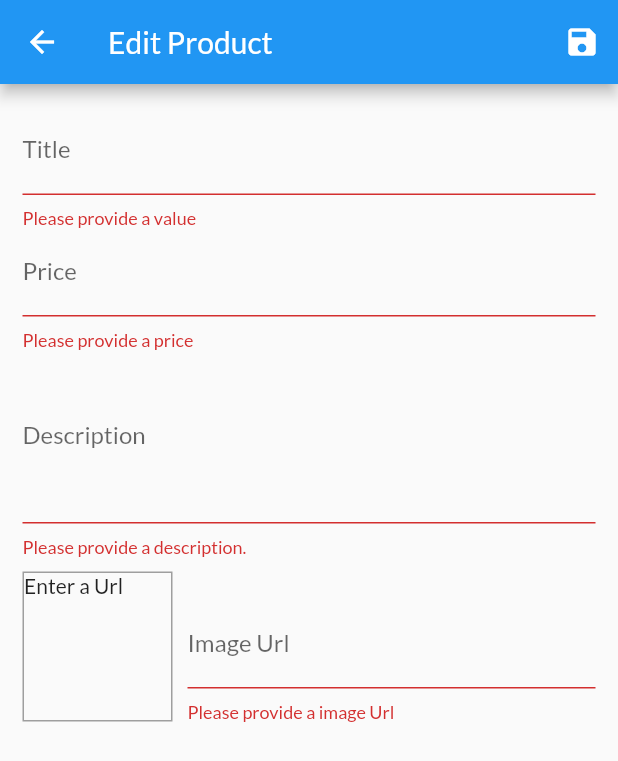
After one commit to FreeFire101/ShopApp, a Flutter app: the EditProductScreen screen opened by its route, after a tap on the "save" icon, on a phone screen of 412 x 824 dp. The commit adds this screen. Shown: the top 761 px of the screen. Run offline on Flutter 3.47's test engine with Material 2 defaults, Android fonts, the phone set to English and light mode, and no system bars; network calls fail.

Commit message:
working with user input and forms complete

```diff
--- a/lib/main.dart
+++ b/lib/main.dart
@@ -1,5 +1,7 @@
 import 'package:flutter/material.dart';
 import 'package:provider/provider.dart';
+import './screens/edit_product_screen.dart';
+import './screens/user_products_screen.dart';
 import './providers/orders.dart';
 import './screens/cart_screen.dart';
 import './screens/products_overview_screen.dart';
@@ -41,6 +43,8 @@ class MyApp extends StatelessWidget {
           ProductDetailScreen.routeName: (ctx) => ProductDetailScreen(),
           CartScreen.routeName: (ctx) => CartScreen(),
           OrdersScreen.routeName: (ctx) => OrdersScreen(),
+          UserProductsScreen.routeName: (ctx) => UserProductsScreen(),
+          EditProductScreen.routeName: (ctx) => EditProductScreen(),
         },
       ),
     );
--- a/lib/providers/products_provider.dart
+++ b/lib/providers/products_provider.dart
@@ -68,8 +68,35 @@ class Products with ChangeNotifier {
   //   notifyListeners();
   // }
 
-  void addProduct() {
+  void addProduct(Product product) {
     // _items.add(value);
+
+    final newProduct = Product(
+      title: product.title,
+      description: product.description,
+      price: product.price,
+      imageUrl: product.imageUrl,
+      id: DateTime.now().toString(),
+    );
+    _items.add(newProduct);
+    //to add the product at the start of the list
+    // _items.insert(0, newProduct);
+
+    notifyListeners();
+  }
+
+  void updateProduct(String id, Product newProduct) {
+    final prodIndex = _items.indexWhere((prod) => prod.id == id);
+    if (prodIndex >= 0) {
+      _items[prodIndex] = newProduct;
+      notifyListeners();
+    } else {
+      print('...');
+    }
+  }
+
+  void deleteProduct(String id) {
+    _items.removeWhere((prod) => prod.id == id);
     notifyListeners();
   }
 }
--- /dev/null
+++ b/lib/screens/edit_product_screen.dart
@@ -0,0 +1,286 @@
+import 'package:flutter/material.dart';
+import 'package:provider/provider.dart';
+import 'package:shop_app/models/product.dart';
+import '../providers/products_provider.dart';
+
+class EditProductScreen extends StatefulWidget {
+  static const routeName = '/edit-product';
+  @override
+  _EditProductScreenState createState() => _EditProductScreenState();
+}
+
+class _EditProductScreenState extends State<EditProductScreen> {
+  final _priceFocusNode = FocusNode();
+  final _descriptionFocusNode = FocusNode();
+  final _imageUrlController = TextEditingController();
+  final _imageUrlFocusNode = FocusNode();
+  final _form = GlobalKey<FormState>();
+  var _editedProduct = Product(
+    id: null,
+    title: '',
+    price: 0,
+    description: '',
+    imageUrl: '',
+  );
+  var _initValues = {
+    'title': '',
+    'description': '',
+    'price': '',
+    'imageUrl': '',
+  };
+
+  var _isInit = true;
+
+  // using listner to listen the focusNode of imageUrl when focus is else where
+  @override
+  void initState() {
+    _imageUrlFocusNode.addListener(_updateImageUrl);
+    super.initState();
+  }
+
+  @override
+  void didChangeDependencies() {
+    if (_isInit) {
+      final productId = ModalRoute.of(context).settings.arguments as String;
+      if (productId != null) {
+        _editedProduct =
+            Provider.of<Products>(context, listen: false).findById(productId);
+        _initValues = {
+          'title': _editedProduct.title,
+          'description': _editedProduct.description,
+          'price': _editedProduct.price.toString(),
+          // 'imageUrl': _editedProduct.imageUrl, // instead of this do
+          'imageUrl': '',
+        };
+        //and do
+        _imageUrlController.text = _editedProduct.imageUrl;
+      }
+    }
+    _isInit = false;
+    super.didChangeDependencies();
+  }
+
+  // Need to dispose focus node because they can take memory even when you go to next/previous page
+  // It can lead to memory leak if not disposed
+  @override
+  void dispose() {
+    _imageUrlFocusNode.removeListener(_updateImageUrl);
+    _priceFocusNode.dispose();
+    _descriptionFocusNode.dispose();
+    _imageUrlController.dispose();
+    _imageUrlFocusNode.dispose();
+    super.dispose();
+  }
+
+  void _updateImageUrl() {
+    if (!_imageUrlFocusNode.hasFocus) {
+      if ((!_imageUrlController.text.startsWith('http') &&
+          !_imageUrlController.text.startsWith('https'))) {
+        return;
+      }
+
+      setState(() {});
+    }
+  }
+
+  //method for saving the form
+  void _saveForm() {
+    final isValid = _form.currentState.validate();
+    if (!isValid) {
+      return;
+    }
+    _form.currentState.save();
+    // print(_editedProduct.title);
+    // print(_editedProduct.price);
+    // print(_editedProduct.description);
+    // print(_editedProduct.imageUrl);
+
+    //saving edited product as edited product instead of new product..
+    if (_editedProduct.id != null) {
+      Provider.of<Products>(context, listen: false)
+          .updateProduct(_editedProduct.id, _editedProduct);
+    } else {
+      //add the new product....
+      Provider.of<Products>(context, listen: false).addProduct(_editedProduct);
+    }
+    Navigator.of(context).pop();
+  }
+
+  @override
+  Widget build(BuildContext context) {
+    return Scaffold(
+      appBar: AppBar(
+        title: Text('Edit Product'),
+        actions: [
+          IconButton(
+            icon: Icon(Icons.save),
+            onPressed: _saveForm,
+          ),
+        ],
+      ),
+      body: Padding(
+        padding: const EdgeInsets.all(15.0),
+        child: Form(
+          key: _form,
+          //Instead of list view we can use
+          //  SingleChildScrollView(
+          //  child: Column(),
+          // ),
+          // for better behavious and safe code..
+
+          child: ListView(
+            children: <Widget>[
+              TextFormField(
+                initialValue: _initValues['title'],
+                decoration: InputDecoration(
+                  labelText: 'Title',
+                ),
+                textInputAction: TextInputAction.next,
+                onFieldSubmitted: (value) {
+                  FocusScope.of(context).requestFocus(_priceFocusNode);
+                },
+                validator: (value) {
+                  if (value.isEmpty) {
+                    return 'Please provide a value';
+                  }
+                  return null;
+                },
+                onSaved: (value) {
+                  _editedProduct = Product(
+                    title: value,
+                    price: _editedProduct.price,
+                    description: _editedProduct.description,
+                    imageUrl: _editedProduct.imageUrl,
+                    id: _editedProduct.id,
+                    isFavorite: _editedProduct.isFavorite,
+                  );
+                },
+              ),
+              TextFormField(
+                initialValue: _initValues['price'],
+                decoration: InputDecoration(
+                  labelText: 'Price',
+                ),
+                keyboardType: TextInputType.number,
+                textInputAction: TextInputAction.next,
+                focusNode: _priceFocusNode,
+                onFieldSubmitted: (value) {
+                  FocusScope.of(context).requestFocus(_descriptionFocusNode);
+                },
+                validator: (value) {
+                  if (value.isEmpty) {
+                    return 'Please provide a price';
+                  }
+                  if (double.tryParse(value) == null) {
+                    return 'Please enter the valid number';
+                  }
+                  if (double.parse(value) <= 0) {
+                    return 'Please enter a number greater than 0';
+                  }
+                  return null;
+                },
+                onSaved: (value) {
+                  _editedProduct = Product(
+                    title: _editedProduct.title,
+                    price: double.parse(value),
+                    description: _editedProduct.description,
+                    imageUrl: _editedProduct.imageUrl,
+                    id: _editedProduct.id,
+                    isFavorite: _editedProduct.isFavorite,
+                  );
+                },
+              ),
+              TextFormField(
+                initialValue: _initValues['description'],
+                decoration: InputDecoration(
+                  labelText: 'Description',
+                ),
+                maxLines: 4,
+                keyboardType: TextInputType.multiline,
+                focusNode: _descriptionFocusNode,
+                validator: (value) {
+                  if (value.isEmpty) {
+                    return 'Please provide a description.';
+                  }
+                  if (value.length < 10) {
+                    return 'Should be at least 10 character long.';
+                  }
+                  return null;
+                },
+                onSaved: (value) {
+                  _editedProduct = Product(
+                    title: _editedProduct.title,
+                    price: _editedProduct.price,
+                    description: value,
+                    imageUrl: _editedProduct.imageUrl,
+                    id: _editedProduct.id,
+                    isFavorite: _editedProduct.isFavorite,
+                  );
+                },
+              ),
+              Row(
+                crossAxisAlignment: CrossAxisAlignment.end,
+                children: [
+                  Container(
+                    width: 100,
+                    height: 100,
+                    margin: EdgeInsets.only(top: 10, right: 10),
+                    decoration: BoxDecoration(
+                      border: Border.all(width: 1, color: Colors.grey),
+                    ),
+                    child: _imageUrlController.text.isEmpty
+                        ? Text('Enter a Url')
+                        : FittedBox(
+                            child: Image.network(
+                              _imageUrlController.text,
+                              fit: BoxFit.cover,
+                            ),
+                          ),
+                  ),
+                  Expanded(
+                    child: TextFormField(
+                      // initialValue: _initValues['imageUrl'], // cannot use when there is already controller
+                      decoration: InputDecoration(
+                        labelText: 'Image Url',
+                      ),
+                      keyboardType: TextInputType.url,
+                      textInputAction: TextInputAction.done,
+                      controller: _imageUrlController,
+                      focusNode: _imageUrlFocusNode,
+                      onFieldSubmitted: (value) {
+                        _saveForm();
+                      },
+                      onEditingComplete: () {
+                        setState(() {});
+                      },
+                      validator: (value) {
+                        if (value.isEmpty) {
+                          return 'Please provide a image Url';
+                        }
+                        if (!value.startsWith('http') &&
+                            !value.startsWith('https')) {
+                          return 'Please enter a valid URL';
+                        }
+                        return null;
+                      },
+                      onSaved: (value) {
+                        _editedProduct = Product(
+                          title: _editedProduct.title,
+                          price: _editedProduct.price,
+                          description: _editedProduct.description,
+                          imageUrl: value,
+                          id: _editedProduct.id,
+                          isFavorite: _editedProduct.isFavorite,
+                        );
+                      },
+                    ),
+                  ),
+                ],
+              ),
+            ],
+          ),
+        ),
+      ),
+    );
+  }
+}
--- a/lib/widgets/app_drawer.dart
+++ b/lib/widgets/app_drawer.dart
@@ -1,4 +1,5 @@
 import 'package:flutter/material.dart';
+import '../screens/user_products_screen.dart';
 import '../screens/orders_screen.dart';
 
 class AppDrawer extends StatelessWidget {
@@ -28,6 +29,15 @@ class AppDrawer extends StatelessWidget {
                   .pushReplacementNamed(OrdersScreen.routeName);
             },
           ),
+          Divider(),
+          ListTile(
+            leading: Icon(Icons.edit),
+            title: Text('Manage Products'),
+            onTap: () {
+              Navigator.of(context)
+                  .pushReplacementNamed(UserProductsScreen.routeName);
+            },
+          ),
         ],
       ),
     );
```
Also changed, not shown: lib/providers/cart.dart (+19 -0 lines), lib/screens/user_products_screen.dart (added, +45 -0 lines), lib/widgets/cart_item.dart (+23 -0 lines), lib/widgets/product_item.dart (+16 -0 lines), lib/widgets/user_product_item.dart (added, +44 -0 lines).
